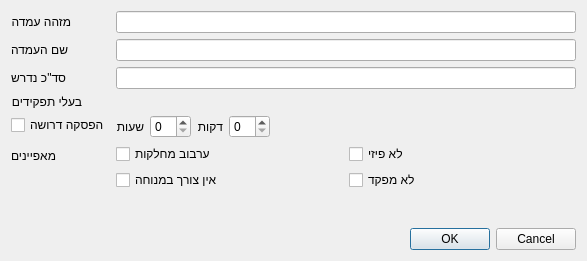
This is Ui/PositionDialog.ui in omertal88/shavzak as Qt 5 draws it before an edit. The edited form follows.
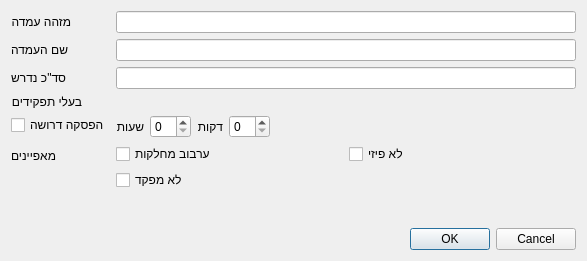
This is the edited form. Custom widgets are drawn as their Qt base class.

The edit to the form file:
```diff
--- a/Ui/PositionDialog.ui
+++ b/Ui/PositionDialog.ui
@@ -94,13 +94,6 @@
         </widget>
        </item>
        <item row="2" column="0">
-        <widget class="QCheckBox" name="noRestCheck">
-         <property name="text">
-          <string>אין צורך במנוחה</string>
-         </property>
-        </widget>
-       </item>
-       <item row="2" column="1">
         <widget class="QCheckBox" name="notCommanderCheck">
          <property name="text">
           <string>לא מפקד</string>
```
Left out of the diff: 8 changed lines with no effect on the pictures.
